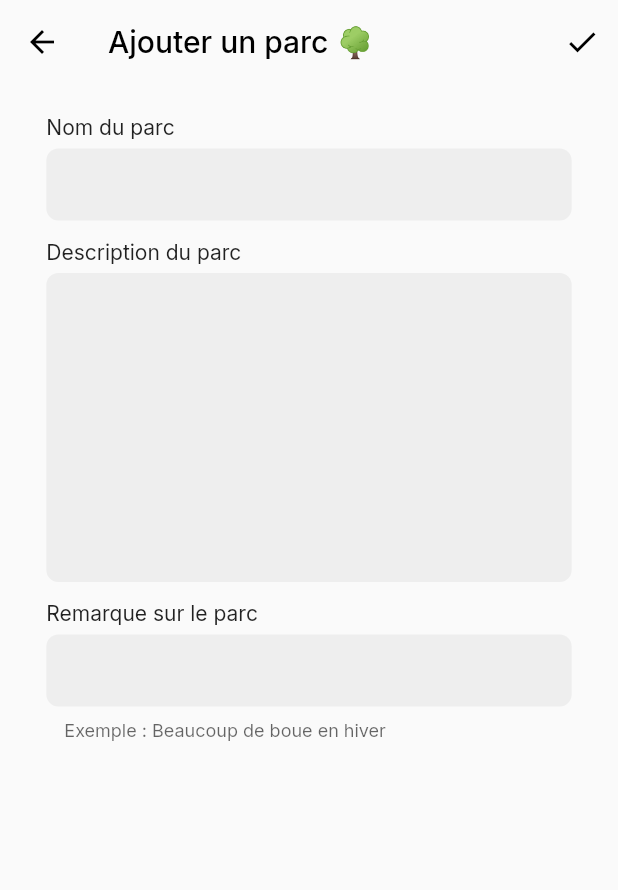
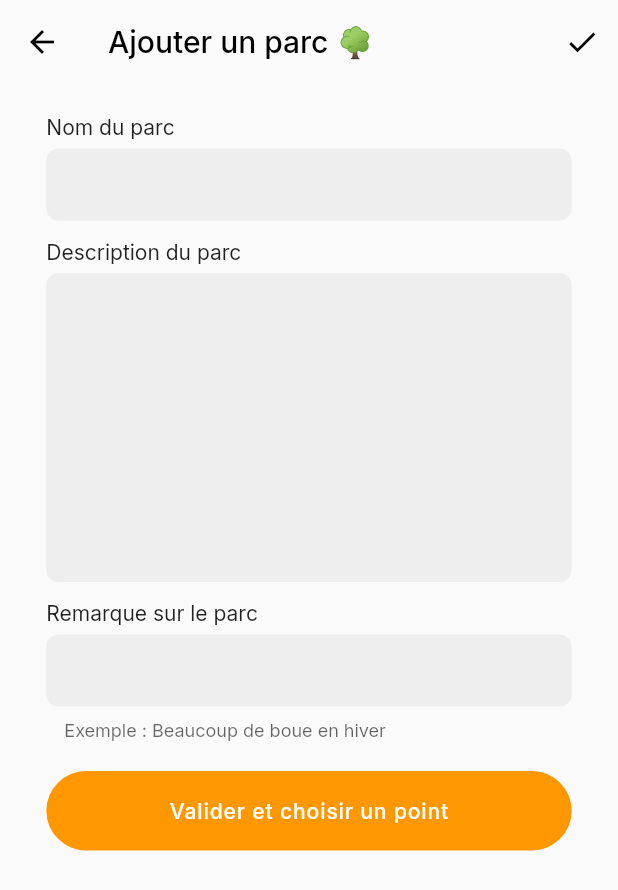
Before and after one commit to nathandubocagedogo/dogo, a Flutter app: the CreateLocationView screen opened by its route, on a phone screen of 412 x 824 dp. Shown: the top 890 px of the screen. Run offline on Flutter 3.47's test engine with Material 2 defaults, Android fonts, the phone set to English and light mode, and no system bars; our stand-ins replace carousel_slider, cloud_firestore, firebase_auth, firebase_core, firebase_storage, flutter_dotenv and 10 more; accounts and stored records are empty.

Commit message:
Ajout de dépendances

```diff
--- a/lib/views/create-places/create_location.dart
+++ b/lib/views/create-places/create_location.dart
@@ -1,8 +1,13 @@
 // Flutter
 import 'package:flutter/material.dart';
 
+// Utilities
+import 'package:firebase_storage/firebase_storage.dart';
+import 'package:image_picker/image_picker.dart';
+
 // Components
 import 'package:dogo_final_app/components/input/input_rounded_text.dart';
+import 'package:dogo_final_app/components/buttons/button_rounded_text.dart';
 
 class CreateLocationView extends StatefulWidget {
   const CreateLocationView({super.key});
@@ -21,6 +26,9 @@ class _CreateLocationViewState extends State<CreateLocationView> {
   final TextEditingController typeController = TextEditingController();
   final TextEditingController timeController = TextEditingController();
 
+  final FirebaseStorage storage = FirebaseStorage.instance;
+  final picker = ImagePicker();
+
   @override
   void dispose() {
     super.dispose();
@@ -30,6 +38,11 @@ class _CreateLocationViewState extends State<CreateLocationView> {
     difficultyController.dispose();
     typeController.dispose();
     timeController.dispose();
+  }
+
+  void submitForm() {
+    if (formKey.currentState!.validate()) {
+    } else {}
   }
 
   @override
@@ -58,15 +71,11 @@ class _CreateLocationViewState extends State<CreateLocationView> {
           child: SizedBox(
             width: screenWidth * 0.85,
             child: SingleChildScrollView(
+              child: Form(
+                key: formKey,
                 child: Column(
                   crossAxisAlignment: CrossAxisAlignment.start,
-                // Nom du parc
-                // Description du parc
-                // Alerte
                   // Une image
-                // Difficulté
-                // Typlogie
-                // Durée moyenne
                   children: [
                     const SizedBox(height: 20),
                     const Text("Nom du parc"),
@@ -94,7 +103,15 @@ class _CreateLocationViewState extends State<CreateLocationView> {
                       helperText: 'Exemple : Beaucoup de boue en hiver',
                       validator: true,
                     ),
+                    const SizedBox(height: 20),
+                    ButtonRoundedText(
+                      backgroundColor: Colors.orange,
+                      textColor: Colors.white,
+                      content: "Valider et choisir un point",
+                      callback: submitForm,
+                    )
                   ],
+                ),
               ),
             ),
           ),
--- a/pubspec.yaml
+++ b/pubspec.yaml
@@ -41,7 +41,6 @@ dependencies:
   google_maps_flutter: ^2.2.5
   flutter_google_places: ^0.3.0
   provider: ^6.0.5
-  sqflite: ^2.2.5
   font_awesome_flutter: ^10.4.0
   geolocator: ^9.0.2
   lottie: ^2.3.2
@@ -52,6 +51,9 @@ dependencies:
   carousel_slider: ^4.2.1
   readmore: ^2.1.0
   url_launcher: ^6.1.11
+  image_picker: ^0.8.7
+  path_provider: ^2.0.15
+  firebase_storage: ^11.2.1
 
   # The following adds the Cupertino Icons font to your application.
   # Use with the CupertinoIcons class for iOS style icons.
```
Also changed, not shown: pubspec.lock. Lines whose indentation alone changed are shown as unchanged.
